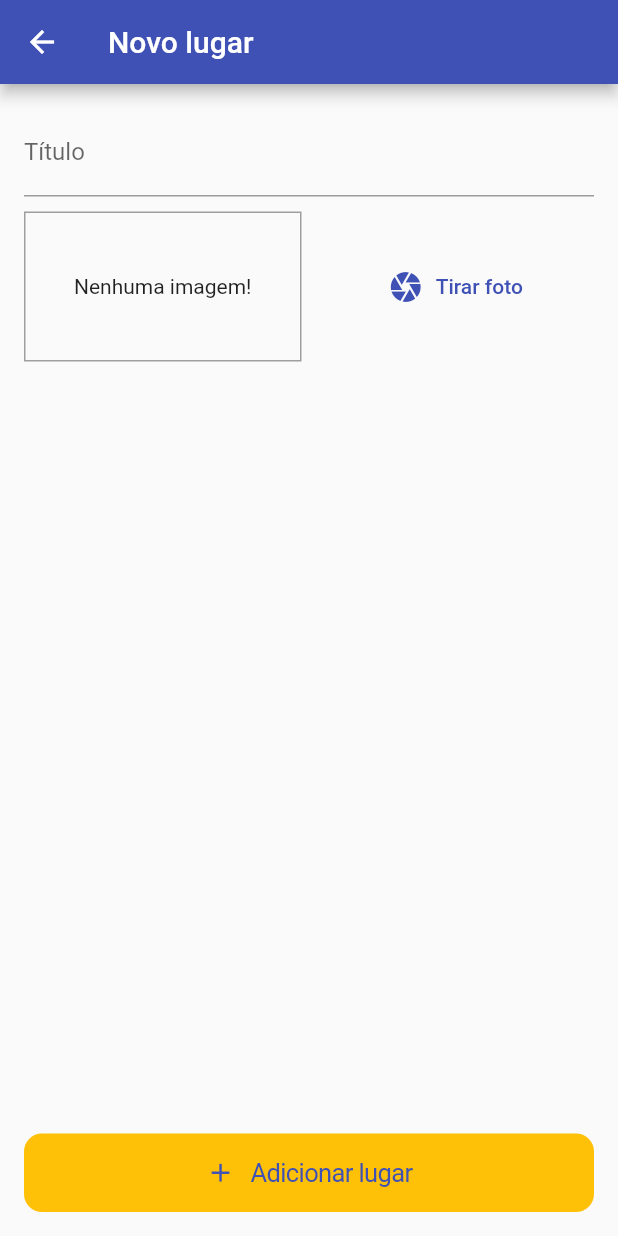
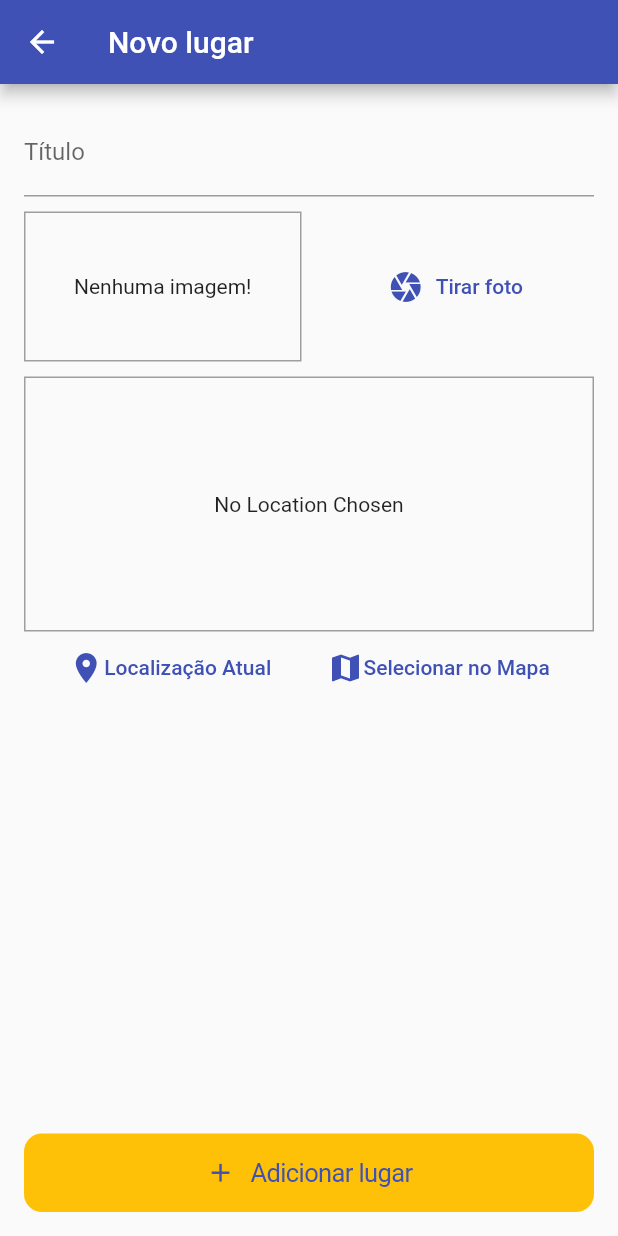
Before and after one commit to AlexBitar80/great-places-app, a Flutter app: the PlaceFormPage screen opened by its route, on a phone screen of 412 x 824 dp. Run offline on Flutter 3.47's test engine with Material 3 defaults, Android fonts, the phone set to English and light mode, and no system bars; our stand-ins replace image_picker, sqflite; accounts and stored records are empty.

Commit message:
adiciona componente de entrada da localização

```diff
--- a/lib/pages/place_form_page.dart
+++ b/lib/pages/place_form_page.dart
@@ -61,6 +61,8 @@ class _PlacesFormPageState extends State<PlaceFormPage> {
                     ImageInput(
                       onSelectImage: selectImage,
                     ),
+                    const SizedBox(height: 10),
+                    const LocationInput(),
                   ],
                 ),
               ),
--- /dev/null
+++ b/lib/widgets/location_input.dart
@@ -0,0 +1,61 @@
+import 'package:flutter/material.dart';
+
+class LocationInput extends StatefulWidget {
+  const LocationInput({super.key});
+
+  @override
+  State<LocationInput> createState() => _LocationInputState();
+}
+
+class _LocationInputState extends State<LocationInput> {
+  String? previewImageUrl;
+
+  @override
+  Widget build(BuildContext context) {
+    return Column(
+      children: <Widget>[
+        Container(
+          height: 170,
+          width: double.infinity,
+          alignment: Alignment.center,
+          decoration: BoxDecoration(
+            border: Border.all(
+              width: 1,
+              color: Colors.grey,
+            ),
+          ),
+          child: previewImageUrl == null
+              ? const Text('No Location Chosen')
+              : Image.network(
+                  previewImageUrl ?? '',
+                  fit: BoxFit.cover,
+                  width: double.infinity,
+                ),
+        ),
+        Row(
+          mainAxisAlignment: MainAxisAlignment.spaceEvenly,
+          children: <Widget>[
+            TextButton(
+              child: const Row(
+                children: [
+                  Icon(Icons.location_on),
+                  Text('Localização Atual'),
+                ],
+              ),
+              onPressed: () {},
+            ),
+            TextButton(
+              child: const Row(
+                children: [
+                  Icon(Icons.map),
+                  Text('Selecionar no Mapa'),
+                ],
+              ),
+              onPressed: () {},
+            ),
+          ],
+        ),
+      ],
+    );
+  }
+}
--- a/lib/widgets/widgets.dart
+++ b/lib/widgets/widgets.dart
@@ -1 +1,2 @@
 export 'image_input.dart';
+export 'location_input.dart';
```
